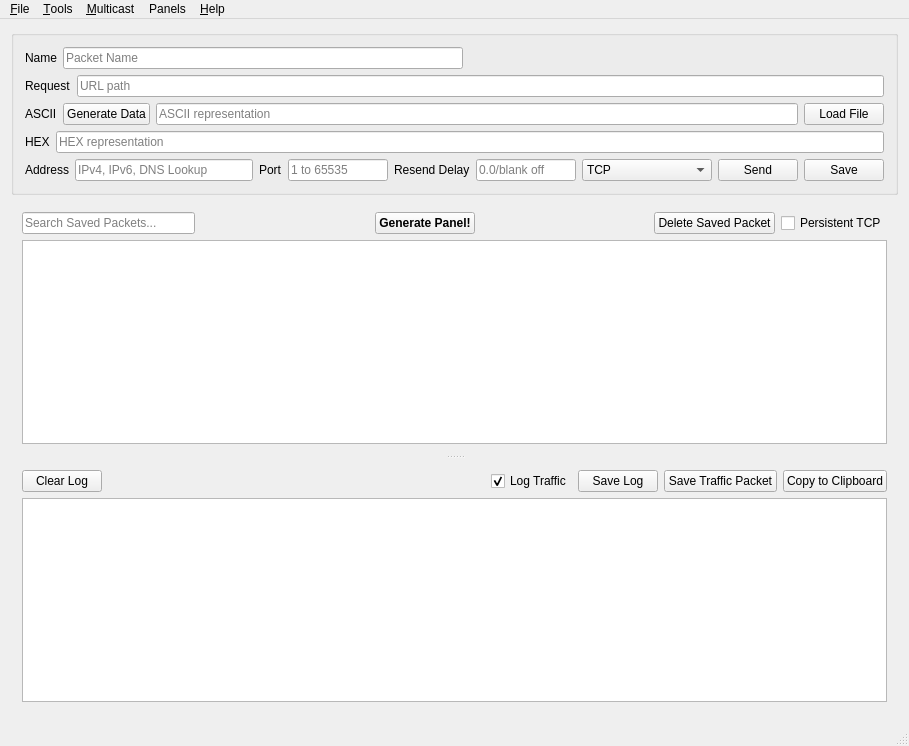
Qt form src/mainwindow.ui (dannagle/PacketSender) before a commit.
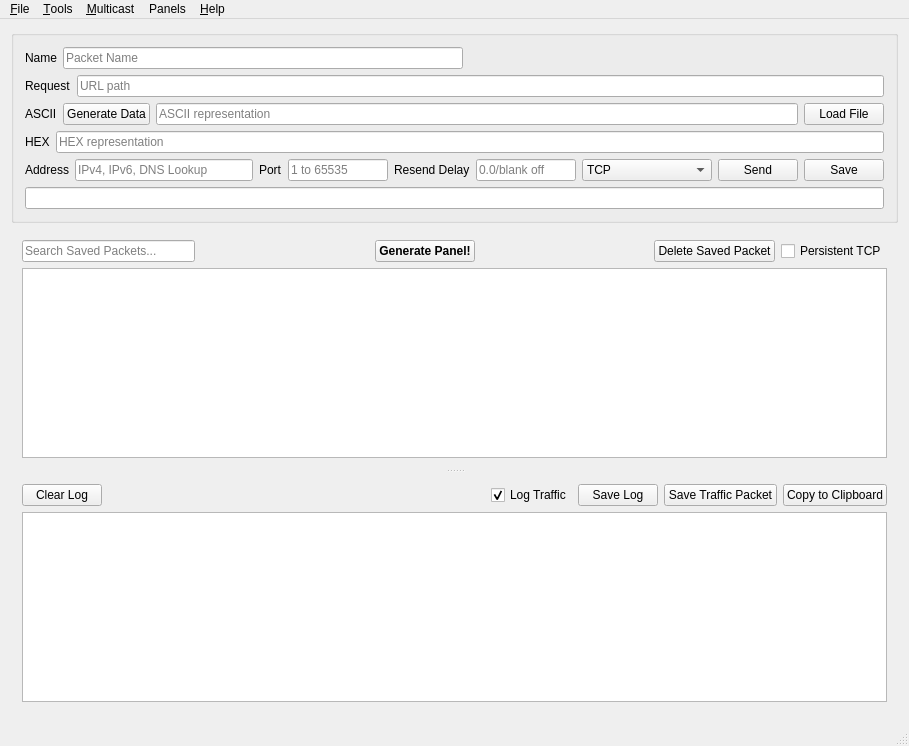
The same form after that commit. Icons and pictures are not drawn.

Commit message: add the lineEdit only if dtls has chosen

What changed in the file:
```diff
--- a/src/mainwindow.ui
+++ b/src/mainwindow.ui
@@ -313,6 +313,9 @@
          </item>
         </layout>
        </item>
+       <item>
+        <widget class="QLineEdit" name="pathToKeyLineEdit"/>
+       </item>
       </layout>
      </widget>
     </item>
```
The commit also changes 1 other file.
